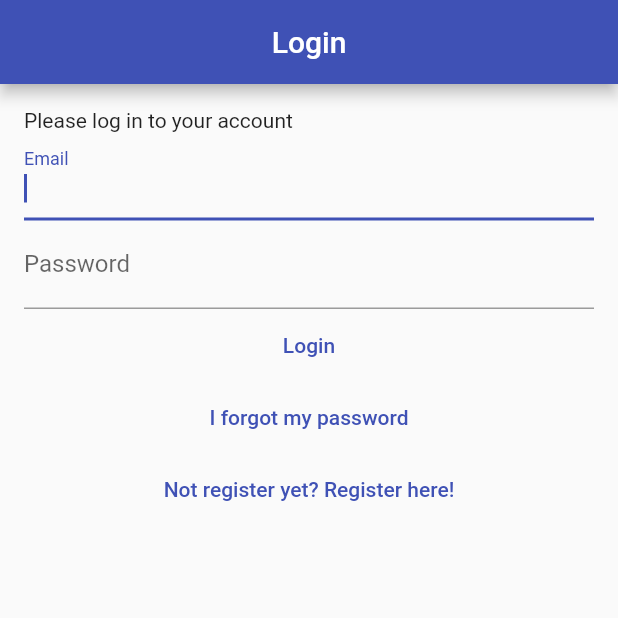
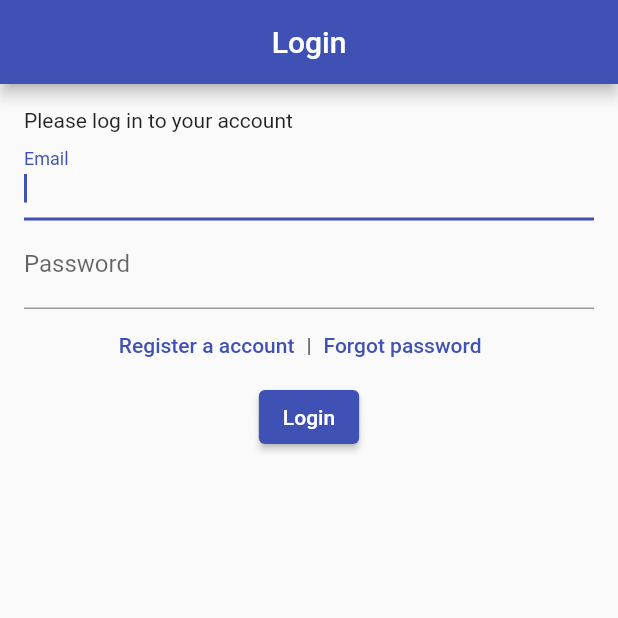
Before and after one commit to ttvs-blockchain/flutter-customer-client, a Flutter app: the screen it shows after launch, on a phone screen of 412 x 824 dp, the top half of it. Run offline on Flutter 3.47's test engine with Material 2 defaults, Android fonts, the phone set to English and light mode, and no system bars; our stand-ins replace bloc, cloud_firestore, country_code_picker, date_time_picker, equatable, firebase_auth and 6 more; accounts and stored records are empty; generated files the repository leaves out were written again.

Commit message:
fix database, UI layout, and modify README

```diff
--- a/lib/constants/regex.dart
+++ b/lib/constants/regex.dart
@@ -1,2 +1,12 @@
+/*
+ * passwordFormatRegex
+ * Multiple lookahead assertions:
+ * (?!.* ): no white spaces
+ * (?=.*?[A-Z]): at least one uppercase English letter
+ * (?=.*?[a-z]): at least one lowercase English letter
+ * (?=.*?[0-9]): at least one digit
+ * (?=.*?[#?!@$%^&*-]): at least one special character
+ * .{8,}: minimum eight in length
+ */
 const passwordFormatRegex =
-    r'^(?=.*?[A-Z])(?=.*?[a-z])(?!.* )(?=.*?[0-9])(?=.*?[#?!@$%^&*-]).{8,}$';
+    r'^(?!.* )(?=.*?[A-Z])(?=.*?[a-z])(?=.*?[0-9])(?=.*?[#?!@$%^&*-]).{8,}$';
--- a/lib/screens/login_view.dart
+++ b/lib/screens/login_view.dart
@@ -83,7 +83,41 @@ class _LoginViewState extends State<LoginView> {
                       labelText: 'Password',
                     ),
                   ),
-                  TextButton(
+                  Row(
+                    mainAxisAlignment: MainAxisAlignment.center,
+                    children: [
+                      TextButton(
+                        onPressed: () {
+                          context.read<AuthBloc>().add(
+                                const AuthEventShouldRegister(),
+                              );
+                        },
+                        child: const SizedBox(
+                          width: 150,
+                          child: Text(
+                            'Register a account',
+                            textAlign: TextAlign.end,
+                          ),
+                        ),
+                      ),
+                      const Text('|'),
+                      TextButton(
+                        onPressed: () {
+                          context.read<AuthBloc>().add(
+                                const AuthEventForgotPassword(),
+                              );
+                        },
+                        child: const SizedBox(
+                          width: 150,
+                          child: Text(
+                            'Forgot password',
+                            textAlign: TextAlign.start,
+                          ),
+                        ),
+                      ),
+                    ],
+                  ),
+                  ElevatedButton(
                     onPressed: () async {
                       final email = _email.text.trim();
                       final password = _password.text.trim();
@@ -96,22 +130,6 @@ class _LoginViewState extends State<LoginView> {
                     },
                     child: const Text('Login'),
                   ),
-                  TextButton(
-                    onPressed: () {
-                      context.read<AuthBloc>().add(
-                            const AuthEventForgotPassword(),
-                          );
-                    },
-                    child: const Text('I forgot my password'),
-                  ),
-                  TextButton(
-                    onPressed: () {
-                      context.read<AuthBloc>().add(
-                            const AuthEventShouldRegister(),
-                          );
-                    },
-                    child: const Text('Not register yet? Register here!'),
-                  ),
                 ],
               ),
             ],
--- a/lib/screens/qr_code_view.dart
+++ b/lib/screens/qr_code_view.dart
@@ -1,8 +1,8 @@
 import 'package:flutter/material.dart';
 import 'package:qr_flutter/qr_flutter.dart';
 import 'package:tuple/tuple.dart';
-import 'package:vaxpass/services/crud/certificate_service.dart';
 
+import '../services/crud/certificate_service.dart';
 import '../models/models.dart';
 
 class QRCodeView extends StatefulWidget {
--- a/lib/screens/router_page.dart
+++ b/lib/screens/router_page.dart
@@ -1,7 +1,7 @@
 import 'package:flutter/material.dart';
 import 'package:flutter_bloc/flutter_bloc.dart';
-import 'package:vaxpass/screens/register_user_info_view.dart';
 
+import 'register_user_info_view.dart';
 import '../helpers/loading/loading_screen.dart';
 import '../services/auth/bloc/auth_bloc.dart';
 import '../services/auth/bloc/auth_event.dart';
--- a/lib/services/auth/bloc/auth_bloc.dart
+++ b/lib/services/auth/bloc/auth_bloc.dart
@@ -1,6 +1,6 @@
 import 'package:bloc/bloc.dart';
-import 'package:vaxpass/constants/genders.dart';
 
+import '../../../constants/genders.dart';
 import '../../../constants/document_types.dart';
 import '../../../models/models.dart';
 import '../../crud/certificate_service.dart';
--- a/lib/services/auth/firebase_auth_provider.dart
+++ b/lib/services/auth/firebase_auth_provider.dart
@@ -1,8 +1,8 @@
 import 'package:firebase_auth/firebase_auth.dart'
     show FirebaseAuth, FirebaseAuthException;
 import 'package:firebase_core/firebase_core.dart';
-import 'package:vaxpass/constants/regex.dart';
 
+import '../../constants/regex.dart';
 import '../../firebase_options.dart';
 import 'auth_exceptions.dart';
 import 'auth_provider.dart';
--- a/lib/services/crud/certificate_constants.dart
+++ b/lib/services/crud/certificate_constants.dart
@@ -1,8 +1,15 @@
 const nameDB = 'vaxpass.db';
-const nameUserTable = 'user';
-const nameCertificateTable = 'certificate';
+const nameUserTable = 'user$dbVersion';
+const nameCertificateTable = 'certificate$dbVersion';
+const nameSQLiteSequenceTable = 'sqlite_sequence';
+const notRemoveTableNames = <String>[
+  nameUserTable,
+  nameCertificateTable,
+  nameSQLiteSequenceTable
+];
+const dbVersion = 1;
 
-const queryCreateUserTable = '''CREATE TABLE IF NOT EXISTS "user" (
+const queryCreateUserTable = '''CREATE TABLE IF NOT EXISTS "$nameUserTable" (
         "id"	INTEGER NOT NULL UNIQUE,
 	      "system_id"	TEXT NOT NULL UNIQUE,
 	      "name"	TEXT NOT NULL,
@@ -15,7 +22,7 @@ const queryCreateUserTable = '''CREATE TABLE IF NOT EXISTS "user" (
 	      PRIMARY KEY("id")
       );''';
 const queryCreateCertificateTable =
-    '''CREATE TABLE IF NOT EXISTS "certificate" (
+    '''CREATE TABLE IF NOT EXISTS "$nameCertificateTable" (
         "id"	INTEGER NOT NULL UNIQUE,
 	      "cert_id"	TEXT NOT NULL UNIQUE,
 	      "person_id"	TEXT NOT NULL,
@@ -35,4 +42,8 @@ const queryCreateCertificateTable =
         "is_validated"	INTEGER NOT NULL,
 	      PRIMARY KEY("id" AUTOINCREMENT)
       );''';
+const queryAllTableNames =
+    '''SELECT name FROM sqlite_master WHERE type = "table"''';
+const queryDropTableByName = 'DROP TABLE IF EXISTS ';
+
 const queryOrderByDESC = ' DESC';
```
Also changed, not shown: lib/screens/register_user_info_view.dart (+4 -4 lines), lib/screens/register_view.dart (+8 -8 lines), lib/services/crud/certificate_service.dart (+13 -1 lines), doc/image/app_demo.jpeg (added), 1 other file.
